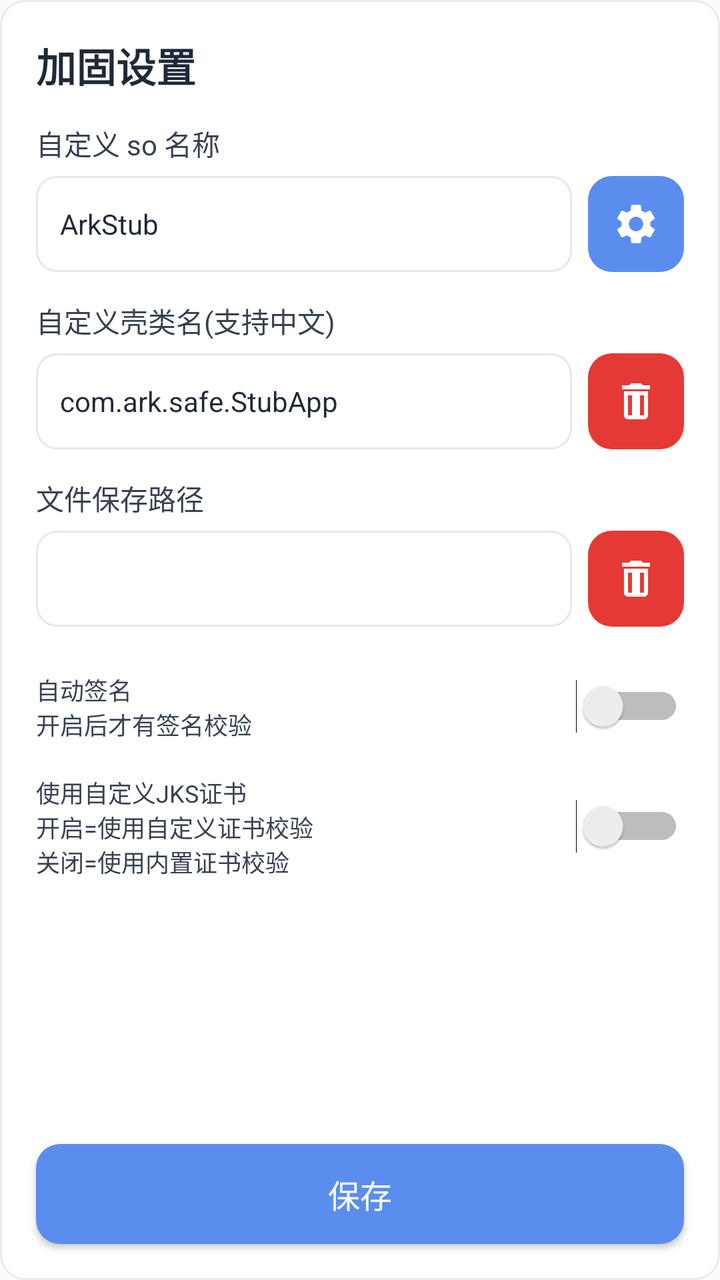
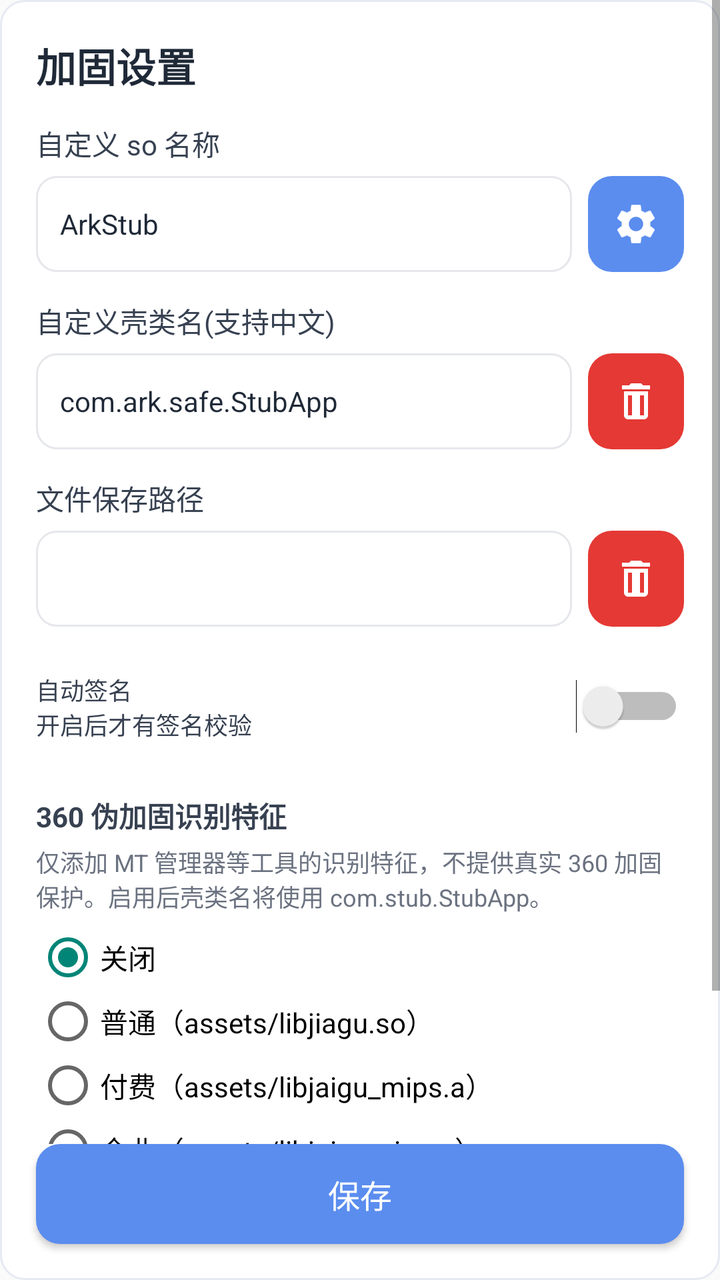

Two renders of the same Android screen: before a commit and after it. Below are the layout's source before the change and the commit's diff.
<!-- AndroidManifest.xml: application theme android:Theme.Material.Light.NoActionBar -->
<!-- res/layout/dialog_settings.xml -->
<?xml version="1.0" encoding="utf-8"?>
<LinearLayout xmlns:android="http://schemas.android.com/apk/res/android"
    android:layout_width="match_parent"
    android:layout_height="match_parent"
    android:background="@drawable/bg_log"
    android:orientation="vertical">
    <ScrollView
        android:layout_width="match_parent"
        android:layout_height="0dp"
        android:layout_weight="1"
        android:fillViewport="false">
        <LinearLayout
            android:layout_width="match_parent"
            android:layout_height="wrap_content"
            android:orientation="vertical"

            android:padding="18dp">

            <TextView
                android:layout_width="wrap_content"
                android:layout_height="wrap_content"
                android:text="加固设置"
                android:textColor="#1F2937"
                android:textSize="20sp"
                android:textStyle="bold" />

            <TextView
                android:layout_width="wrap_content"
                android:layout_height="wrap_content"
                android:layout_marginTop="14dp"
                android:text="自定义 so 名称"
                android:textColor="#374151"
                android:textSize="14sp" />

            <LinearLayout
                android:layout_width="match_parent"
                android:layout_height="48dp"
                android:layout_marginTop="6dp"
                android:orientation="horizontal">

                <EditText
                    android:id="@+id/etSoName"
                    android:layout_width="0dp"
                    android:layout_height="match_parent"
                    android:layout_weight="1"
                    android:background="@drawable/bg_input"
                    android:paddingStart="12dp"
                    android:paddingEnd="12dp"
                    android:singleLine="true"
                    android:text="ArkStub"
                    android:textColor="#1F2937"
                    android:textSize="14sp" />

                <ImageButton
                    android:id="@+id/btnSoNamePreset"
                    android:layout_width="48dp"
                    android:layout_height="48dp"
                    android:layout_marginStart="8dp"
                    android:background="@drawable/bg_button"
                    android:contentDescription="选择预设so名称"
                    android:padding="12dp"
                    android:scaleType="centerInside"
                    android:src="@drawable/ic_settings"
                    android:tint="#FFFFFF" />

            </LinearLayout>

            <TextView
                android:layout_width="wrap_content"
                android:layout_height="wrap_content"
                android:layout_marginTop="14dp"
                android:text="自定义壳类名(支持中文)"
                android:textColor="#374151"
                android:textSize="14sp" />

            <LinearLayout
                android:layout_width="match_parent"
                android:layout_height="48dp"
                android:layout_marginTop="6dp"
                android:orientation="horizontal">

                <EditText
                    android:id="@+id/etStubClassName"
                    android:layout_width="0dp"
                    android:layout_height="match_parent"
                    android:layout_weight="1"
                    android:background="@drawable/bg_input"
                    android:hint="例如：com.ark.safe.StubApp"
                    android:paddingStart="12dp"
                    android:paddingEnd="12dp"
                    android:singleLine="true"
                    android:text="com.ark.safe.StubApp"
                    android:textColor="#1F2937"
                    android:textColorHint="#9CA3AF"
                    android:textSize="14sp" />

                <ImageButton
                    android:id="@+id/btnClearStubClassName"
                    android:layout_width="48dp"
                    android:layout_height="48dp"
                    android:layout_marginStart="8dp"
                    android:background="@drawable/bg_delete_button"
                    android:contentDescription="清空壳类名"
                    android:padding="12dp"
                    android:scaleType="centerInside"
                    android:src="@drawable/ic_delete"
                    android:tint="#FFFFFF" />

            </LinearLayout>

            <TextView
                android:layout_width="wrap_content"
                android:layout_height="wrap_content"
                android:layout_marginTop="14dp"
                android:text="文件保存路径"
                android:textColor="#374151"
                android:textSize="14sp" />

            <LinearLayout
                android:layout_width="match_parent"
                android:layout_height="48dp"
                android:layout_marginTop="6dp"
                android:orientation="horizontal">

                <EditText
                    android:id="@+id/etSavePath"
                    android:layout_width="0dp"
                    android:layout_height="match_parent"
                    android:layout_weight="1"
                    android:background="@drawable/bg_input"
                    android:paddingStart="12dp"
                    android:paddingEnd="12dp"
                    android:singleLine="true"
                    android:textColor="#1F2937"
                    android:textSize="14sp" />

                <ImageButton
                    android:id="@+id/btnClearSavePath"
                    android:layout_width="48dp"
                    android:layout_height="48dp"
                    android:layout_marginStart="8dp"
                    android:background="@drawable/bg_delete_button"
                    android:contentDescription="清空保存路径"
                    android:padding="12dp"
                    android:scaleType="centerInside"
                    android:src="@drawable/ic_delete"
                    android:tint="#FFFFFF" />

            </LinearLayout>

            <LinearLayout
                android:layout_width="match_parent"
                android:layout_height="52dp"
                android:layout_marginTop="14dp"
                android:layout_marginBottom="8dp"
                android:gravity="center_vertical"
                android:orientation="horizontal">

                <TextView
                    android:layout_width="0dp"
                    android:layout_height="wrap_content"
                    android:layout_weight="1"
                    android:text="自动签名\n开启后才有签名校验"
                    android:textColor="#374151"
                    android:textSize="12sp" />

                <Switch
                    android:id="@+id/swAutoSign"
                    android:layout_width="wrap_content"
                    android:layout_height="wrap_content" />

            </LinearLayout>

            <LinearLayout
                android:layout_width="match_parent"
                android:layout_height="wrap_content"
                android:gravity="center_vertical"
                android:orientation="horizontal">

                <TextView
                    android:layout_width="0dp"
                    android:layout_height="wrap_content"
                    android:layout_weight="1"
                    android:text="使用自定义JKS证书\n开启=使用自定义证书校验\n关闭=使用内置证书校验"
                    android:textColor="#374151"
                    android:textSize="12sp" />

                <Switch
                    android:id="@+id/swUseCustomJks"
                    android:layout_width="wrap_content"
                    android:layout_height="wrap_content" />

            </LinearLayout>

            <LinearLayout
                android:id="@+id/llCustomJksForm"
                android:layout_width="match_parent"
                android:layout_height="wrap_content"
                android:orientation="vertical"
                android:visibility="gone">

                <TextView
                    android:layout_width="wrap_content"
                    android:layout_height="wrap_content"
                    android:layout_marginTop="8dp"
                    android:text="JKS证书文件路径"
                    android:textColor="#374151"
                    android:textSize="14sp" />

                <EditText
                    android:id="@+id/etJksPath"
                    android:layout_width="match_parent"
                    android:layout_height="48dp"
                    android:layout_marginTop="6dp"
                    android:background="@drawable/bg_input"
                    android:paddingStart="12dp"
                    android:paddingEnd="12dp"
                    android:singleLine="true"
                    android:textColor="#1F2937"
                    android:textSize="14sp" />

                <TextView
                    android:layout_width="wrap_content"
                    android:layout_height="wrap_content"
                    android:layout_marginTop="14dp"
                    android:text="证书密码"
                    android:textColor="#374151"
                    android:textSize="14sp" />

                <EditText
                    android:id="@+id/etJksStorePass"
                    android:layout_width="match_parent"
                    android:layout_height="48dp"
                    android:layout_marginTop="6dp"
                    android:background="@drawable/bg_input"
                    android:inputType="textPassword"
                    android:paddingStart="12dp"
                    android:paddingEnd="12dp"
                    android:singleLine="true"
                    android:textColor="#1F2937"
                    android:textSize="14sp" />

                <TextView
                    android:layout_width="wrap_content"
                    android:layout_height="wrap_content"
                    android:layout_marginTop="14dp"
                    android:text="别名"
                    android:textColor="#374151"
                    android:textSize="14sp" />

                <EditText
                    android:id="@+id/etJksAlias"
                    android:layout_width="match_parent"
                    android:layout_height="48dp"
                    android:layout_marginTop="6dp"
                    android:background="@drawable/bg_input"
                    android:paddingStart="12dp"
                    android:paddingEnd="12dp"
                    android:singleLine="true"
                    android:textColor="#1F2937"
                    android:textSize="14sp" />

                <TextView
                    android:layout_width="wrap_content"
                    android:layout_height="wrap_content"
                    android:layout_marginTop="14dp"
                    android:text="别名密码"
                    android:textColor="#374151"
                    android:textSize="14sp" />

                <EditText
                    android:id="@+id/etJksKeyPass"
                    android:layout_width="match_parent"
                    android:layout_height="48dp"
                    android:layout_marginTop="6dp"
                    android:background="@drawable/bg_input"
                    android:inputType="textPassword"
                    android:paddingStart="12dp"
                    android:paddingEnd="12dp"
                    android:singleLine="true"
                    android:textColor="#1F2937"
                    android:textSize="14sp" />

            </LinearLayout>



        </LinearLayout>
    </ScrollView>
    <Button
        android:id="@+id/btnSaveSettings"
        android:layout_width="match_parent"
        android:layout_height="50dp"
        android:layout_marginStart="18dp"
        android:layout_marginEnd="18dp"
        android:layout_marginBottom="18dp"
        android:background="@drawable/bg_button"
        android:text="保存"
        android:textAllCaps="false"
        android:textColor="#FFFFFF"
        android:textSize="16sp" />
</LinearLayout>
<!-- resources referenced by this layout -->
<resources>
  <!-- drawable bg_button (drawable) -->
  <?xml version="1.0" encoding="utf-8"?>
  <shape xmlns:android="http://schemas.android.com/apk/res/android">
  
      <corners android:radius="12dp"/>
  
      <solid android:color="#5B8DEF"/>
  
  </shape>
  <!-- drawable bg_delete_button (drawable) -->
  <?xml version="1.0" encoding="utf-8"?>
  <shape xmlns:android="http://schemas.android.com/apk/res/android">
  
      <corners android:radius="12dp"/>
  
      <solid android:color="#E53935"/>
  
  </shape>
  <!-- drawable bg_input (drawable) -->
  <?xml version="1.0" encoding="utf-8"?>
  <shape xmlns:android="http://schemas.android.com/apk/res/android">
      <solid android:color="#FFFFFF" />
      <stroke
          android:width="1dp"
          android:color="#E5E7EB" />
      <corners android:radius="10dp" />
  </shape>
  <!-- drawable bg_log (drawable) -->
  <?xml version="1.0" encoding="utf-8"?>
  <shape xmlns:android="http://schemas.android.com/apk/res/android">
  
      <corners android:radius="12dp"/>
  
      <solid android:color="#FFFFFF"/>
  
      <stroke
          android:width="1dp"
          android:color="#E6EAF2"/>
  
  </shape>
  <!-- drawable ic_delete (drawable) -->
  <vector xmlns:android="http://schemas.android.com/apk/res/android"
      android:width="24dp"
      android:height="24dp"
      android:viewportWidth="24"
      android:viewportHeight="24">
  
      <path
          android:fillColor="#FFFFFF"
          android:pathData="M6,19c0,1.1 0.9,2 2,2h8c1.1,0 2,-0.9 2,-2V7H6v12zM8,9h2v10H8V9zM14,9h2v10h-2V9zM15.5,4l-1,-1h-5l-1,1H5v2h14V4z"/>
  
  </vector>
  <!-- drawable ic_settings (drawable) -->
  <vector xmlns:android="http://schemas.android.com/apk/res/android"
      android:width="24dp"
      android:height="24dp"
      android:viewportWidth="24"
      android:viewportHeight="24">
  
      <path
          android:fillColor="#FFFFFF"
          android:pathData="M19.14,12.94c0.04,-0.31 0.06,-0.63 0.06,-0.94s-0.02,-0.63 -0.06,-0.94l2.03,-1.58c0.18,-0.14 0.23,-0.4 0.12,-0.61l-1.92,-3.32c-0.11,-0.22 -0.37,-0.3 -0.59,-0.22l-2.39,0.96c-0.5,-0.38 -1.05,-0.69 -1.66,-0.92L14.4,2.81C14.37,2.57 14.16,2.4 13.92,2.4h-3.84c-0.24,0 -0.45,0.17 -0.48,0.41L9.27,5.37c-0.61,0.23 -1.16,0.54 -1.66,0.92L5.22,5.33c-0.22,-0.08 -0.48,0 -0.59,0.22L2.71,8.87c-0.11,0.21 -0.06,0.47 0.12,0.61l2.03,1.58c-0.04,0.31 -0.06,0.63 -0.06,0.94s0.02,0.63 0.06,0.94l-2.03,1.58c-0.18,0.14 -0.23,0.4 -0.12,0.61l1.92,3.32c0.11,0.22 0.37,0.3 0.59,0.22l2.39,-0.96c0.5,0.38 1.05,0.69 1.66,0.92l0.33,2.56c0.03,0.24 0.24,0.41 0.48,0.41h3.84c0.24,0 0.45,-0.17 0.48,-0.41l0.33,-2.56c0.61,-0.23 1.16,-0.54 1.66,-0.92l2.39,0.96c0.22,0.08 0.48,0 0.59,-0.22l1.92,-3.32c0.11,-0.21 0.06,-0.47 -0.12,-0.61l-2.03,-1.58zM12,15.6c-1.99,0 -3.6,-1.61 -3.6,-3.6s1.61,-3.6 3.6,-3.6 3.6,1.61 3.6,3.6 -1.61,3.6 -3.6,3.6z" />
  </vector>
</resources>

<!-- the commit's change to res/layout/dialog_settings.xml (unified diff, before → after) -->
@@ -171,6 +171,56 @@
 
             </LinearLayout>
 
+            <TextView
+                android:layout_width="wrap_content"
+                android:layout_height="wrap_content"
+                android:layout_marginTop="10dp"
+                android:text="360 伪加固识别特征"
+                android:textColor="#374151"
+                android:textSize="14sp"
+                android:textStyle="bold" />
+
+            <TextView
+                android:layout_width="match_parent"
+                android:layout_height="wrap_content"
+                android:layout_marginTop="4dp"
+                android:text="仅添加 MT 管理器等工具的识别特征，不提供真实 360 加固保护。启用后壳类名将使用 com.stub.StubApp。"
+                android:textColor="#6B7280"
+                android:textSize="12sp" />
+
+            <RadioGroup
+                android:id="@+id/rgFake360Type"
+                android:layout_width="match_parent"
+                android:layout_height="wrap_content"
+                android:layout_marginTop="6dp"
+                android:orientation="vertical">
+
+                <RadioButton
+                    android:id="@+id/rbFake360Off"
+                    android:layout_width="wrap_content"
+                    android:layout_height="wrap_content"
+                    android:checked="true"
+                    android:text="关闭" />
+
+                <RadioButton
+                    android:id="@+id/rbFake360Normal"
+                    android:layout_width="wrap_content"
+                    android:layout_height="wrap_content"
+                    android:text="普通（assets/libjiagu.so）" />
+
+                <RadioButton
+                    android:id="@+id/rbFake360Paid"
+                    android:layout_width="wrap_content"
+                    android:layout_height="wrap_content"
+                    android:text="付费（assets/libjaigu_mips.a）" />
+
+                <RadioButton
+                    android:id="@+id/rbFake360Enterprise"
+                    android:layout_width="wrap_content"
+                    android:layout_height="wrap_content"
+                    android:text="企业（assets/libjaigu_vip.so）" />
+            </RadioGroup>
+
             <LinearLayout
                 android:layout_width="match_parent"
                 android:layout_height="wrap_content"
